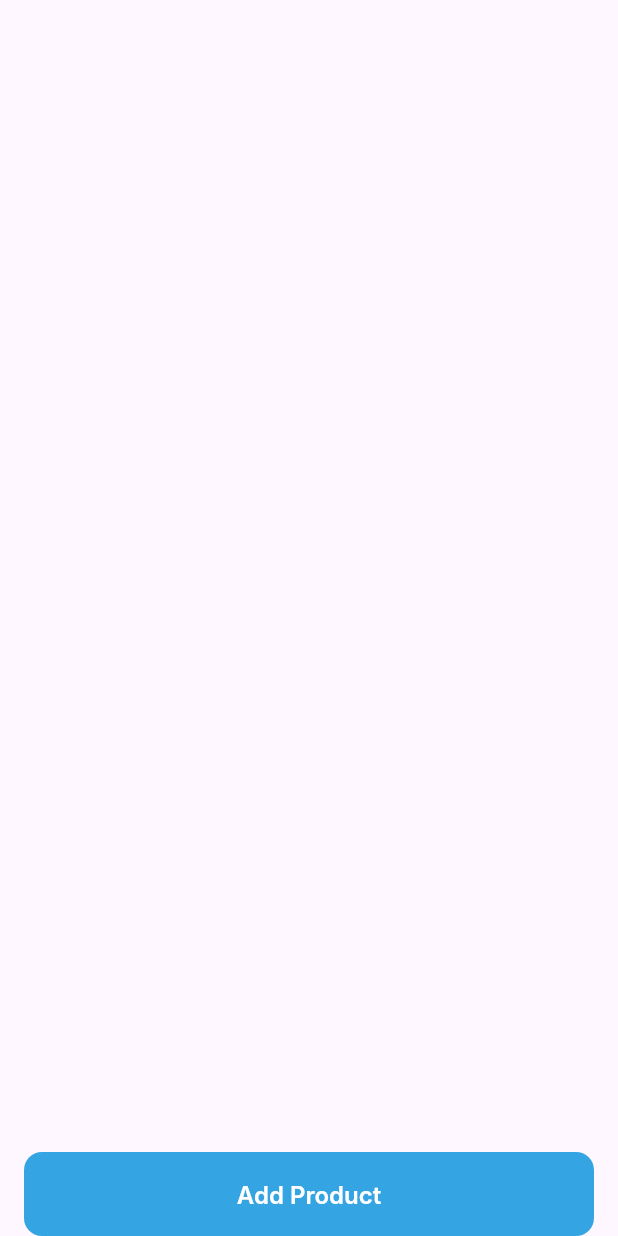
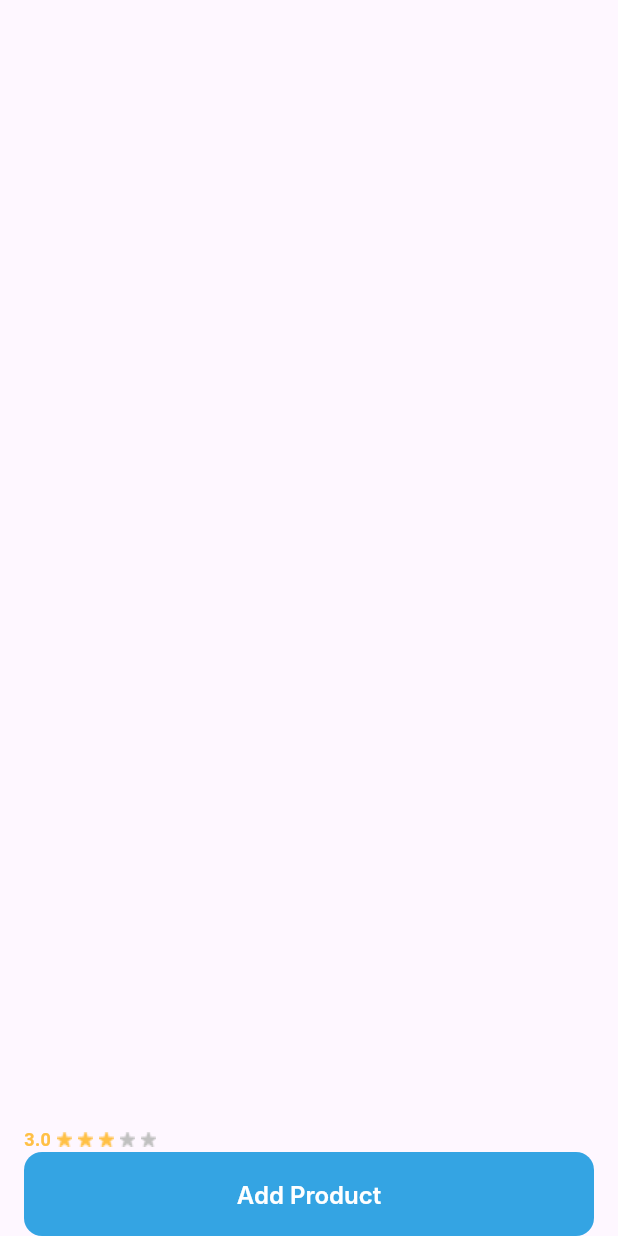
Before and after one commit to damjan-Igrowth/INT-Milan_Zezelj-Shop, a Flutter app: the screen it shows after launch, on a phone screen of 412 x 824 dp. Run offline on Flutter 3.47's test engine with Material 3 defaults, Android fonts, the light colour scheme and no system bars; Roboto replaces fonts that are missing (Inter, Poppins).

Commit message:
Added star rating preview

```diff
--- a/lib/screens/home_screen.dart
+++ b/lib/screens/home_screen.dart
@@ -1,6 +1,7 @@
 import 'package:flutter/material.dart';
 import 'package:tech_byte/utils/constants.dart';
 import 'package:tech_byte/widgets/button_widget.dart';
+import 'package:tech_byte/widgets/rating_widget.dart';
 
 class HomeScreen extends StatefulWidget {
   const HomeScreen({super.key});
@@ -22,6 +23,7 @@ class _HomeScreenState extends State<HomeScreen> {
               child: Column(
             mainAxisAlignment: MainAxisAlignment.end,
             children: [
+              TBRating(rating: 3),
               TBButton(
                 type: TBButtonType.filled,
                 onPressed: () {},
--- a/lib/utils/colors.dart
+++ b/lib/utils/colors.dart
@@ -3,8 +3,27 @@ import 'dart:ui';
 class TBColor {
   TBColor._();
 
-  static const lightBlue = Color(0xFF34A4E3);
-  static const lightBlueGrey = Color(0xFFC9D2DE);
-  static const grey = Color(0xFF7B828A);
-  static const buttonBorderColor = Color(0xFFCFCFCF);
+  static _TBAppColor app = _TBAppColor();
+  static _TBButtonColor button = _TBButtonColor();
+  static _TBRatingColor rating = _TBRatingColor();
 }
+
+class _TBAppColor {
+  final lightBlue = const Color(0xFF34A4E3);
+  final lightBlueGrey = const Color(0xFFC9D2DE);
+  final grey = const Color(0xFF7B828A);
+}
+
+class _TBButtonColor {
+  final borderColor = const Color(0xFFCFCFCF);
+}
+
+class _TBRatingColor {
+  final yellow = const Color(0xFFFFC046);
+  final grey = const Color(0xFFC0C0C0);
+  final gradientColors = [
+    const Color(0xFFFFC046),
+    const Color(0xFFFFC046),
+    const Color(0xFFC0C0C0)
+  ];
+}
--- a/lib/utils/constants.dart
+++ b/lib/utils/constants.dart
@@ -3,6 +3,7 @@ class TBDimensions {
   static _TBButtonDimensions button = _TBButtonDimensions();
   static _TBAppDimensions app = _TBAppDimensions();
   static _TBIconDimensions icon = _TBIconDimensions();
+  static _TBRatingDimensions rating = _TBRatingDimensions();
 }
 
 class _TBButtonDimensions {
@@ -20,3 +21,7 @@ class _TBAppDimensions {
 class _TBIconDimensions {
   final size = 24.0;
 }
+
+class _TBRatingDimensions {
+  final gapSize = 4.0;
+}
--- a/lib/widgets/button_widget.dart
+++ b/lib/widgets/button_widget.dart
@@ -35,9 +35,11 @@ class TBButton extends StatelessWidget {
           (states) {
             if (type == TBButtonType.filled) {
               if (states.contains(MaterialState.disabled)) {
-                return isLoading ? TBColor.lightBlue : TBColor.lightBlueGrey;
+                return isLoading
+                    ? TBColor.app.lightBlue
+                    : TBColor.app.lightBlueGrey;
               }
-              return TBColor.lightBlue;
+              return TBColor.app.lightBlue;
             } else {
               return Colors.white;
             }
@@ -55,7 +57,7 @@ class TBButton extends StatelessWidget {
           (states) {
             if (type == TBButtonType.filled) {
               if (states.contains(MaterialState.disabled)) {
-                return isLoading ? Colors.white : TBColor.grey;
+                return isLoading ? Colors.white : TBColor.app.grey;
               }
               return Colors.white;
             }
@@ -68,8 +70,8 @@ class TBButton extends StatelessWidget {
                 BorderRadius.circular(TBDimensions.button.borderRadius),
             side: type == TBButtonType.filled
                 ? BorderSide.none
-                : const BorderSide(
-                    color: TBColor.buttonBorderColor,
+                : BorderSide(
+                    color: TBColor.button.borderColor,
                     width: 1,
                   ),
           ),
--- /dev/null
+++ b/lib/widgets/rating_widget.dart
@@ -0,0 +1,56 @@
+import 'package:flutter/material.dart';
+import 'package:tech_byte/utils/colors.dart';
+import 'package:tech_byte/utils/constants.dart';
+
+class TBRating extends StatelessWidget {
+  final double rating;
+  const TBRating({super.key, required this.rating});
+
+  @override
+  Widget build(BuildContext context) {
+    return Row(
+      children: [
+        Text(
+          rating.toString(),
+          style: TextStyle(
+              color: TBColor.rating.yellow,
+              fontWeight: FontWeight.w600,
+              fontSize: 12,
+              fontFamily: "Poppins"),
+        ),
+        ShaderMask(
+          blendMode: BlendMode.srcATop,
+          shaderCallback: (bounds) =>
+              LinearGradient(colors: TBColor.rating.gradientColors, stops: [
+            0,
+            rating / 5 +
+                ((TBDimensions.rating.gapSize / bounds.width) * rating / 5),
+            rating / 5 +
+                ((TBDimensions.rating.gapSize / bounds.width) * rating / 5)
+          ]).createShader(
+            Rect.fromLTWH(0, 0, bounds.width, bounds.height),
+          ),
+          child: Row(
+            children: [
+              Padding(
+                  padding: EdgeInsets.only(left: TBDimensions.rating.gapSize),
+                  child: Image.asset("assets/star.png")),
+              Padding(
+                  padding: EdgeInsets.only(left: TBDimensions.rating.gapSize),
+                  child: Image.asset("assets/star.png")),
+              Padding(
+                  padding: EdgeInsets.only(left: TBDimensions.rating.gapSize),
+                  child: Image.asset("assets/star.png")),
+              Padding(
+                  padding: EdgeInsets.only(left: TBDimensions.rating.gapSize),
+                  child: Image.asset("assets/star.png")),
+              Padding(
+                  padding: EdgeInsets.only(left: TBDimensions.rating.gapSize),
+                  child: Image.asset("assets/star.png")),
+            ],
+          ),
+        )
+      ],
+    );
+  }
+}
--- a/pubspec.yaml
+++ b/pubspec.yaml
@@ -17,6 +17,8 @@ dev_dependencies:
 
 flutter:
   uses-material-design: true
+  assets:
+    - assets/
 
 fonts:
   - family: Inter
```
Also changed, not shown: assets/star.png (added).
